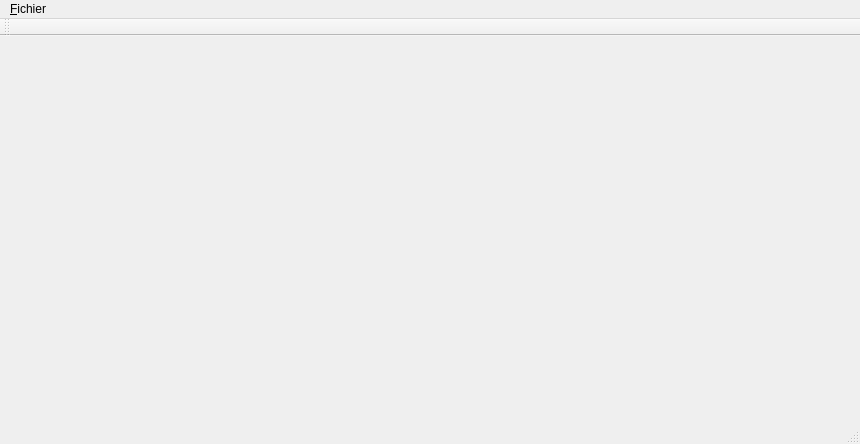
Txikilinux/leterrier-mulot, file mainwindow.ui: the form before one commit.
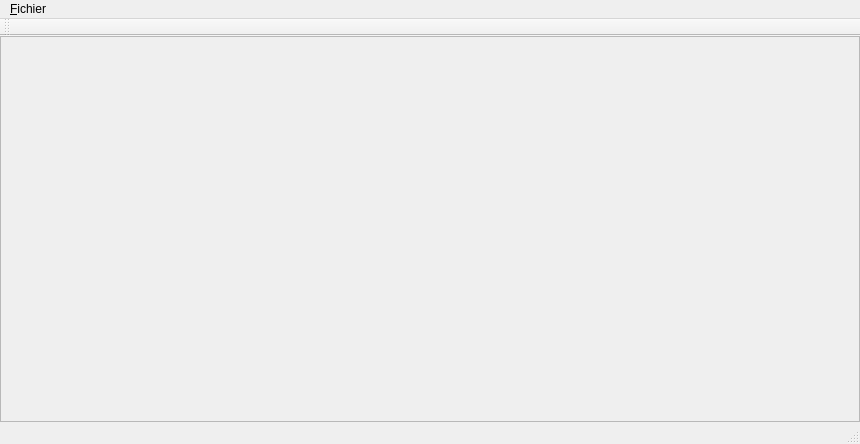
The form after the commit.

Diff of the .ui file:
```diff
--- a/mainwindow.ui
+++ b/mainwindow.ui
@@ -10,7 +10,26 @@
     <height>444</height>
    </rect>
   </property>
-  <widget class="QWidget" name="centralWidget"/>
+  <widget class="QWidget" name="centralWidget">
+   <layout class="QGridLayout" name="gridLayout">
+    <property name="margin">
+     <number>0</number>
+    </property>
+    <property name="spacing">
+     <number>0</number>
+    </property>
+    <item row="0" column="0">
+     <widget class="QFrame" name="fr_principale">
+      <property name="frameShape">
+       <enum>QFrame::StyledPanel</enum>
+      </property>
+      <property name="frameShadow">
+       <enum>QFrame::Raised</enum>
+      </property>
+     </widget>
+    </item>
+   </layout>
+  </widget>
   <widget class="QMenuBar" name="menuBar">
    <property name="geometry">
     <rect>
```
Left out of the diff: 6 changed lines with no effect on the pictures.
